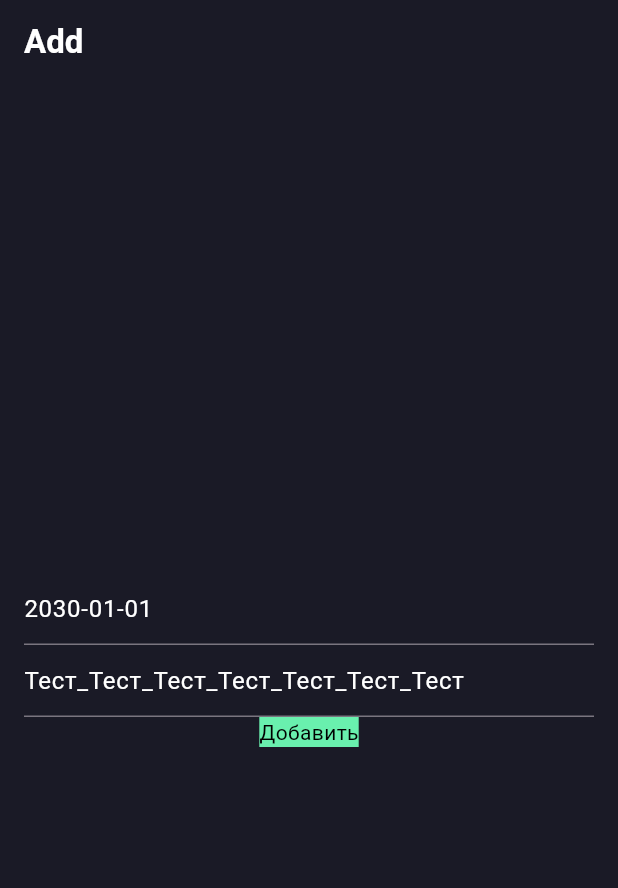
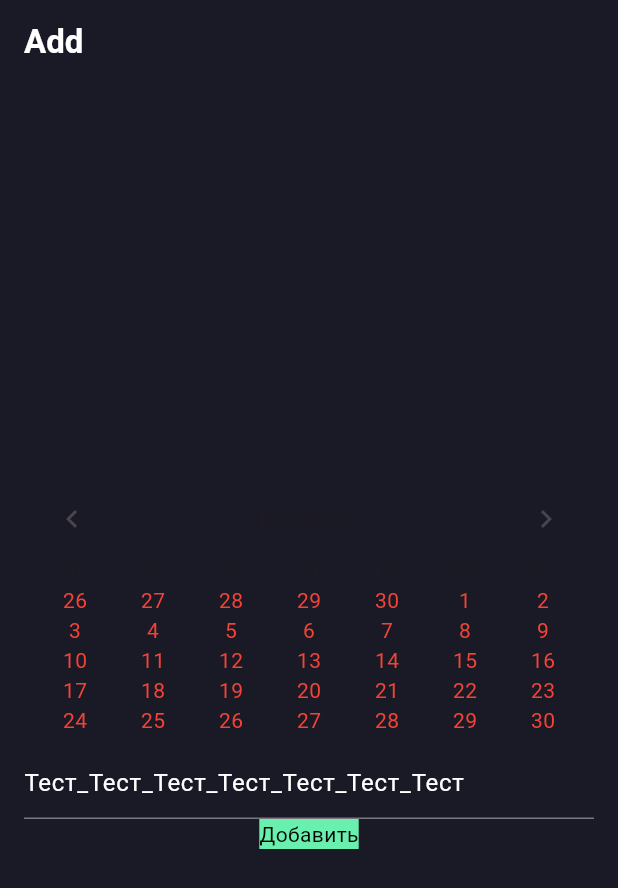
Before and after one commit to KaX8/Flutter-Lab-3, a Flutter app: the screen it shows after launch, after a tap on "ADD", on a phone screen of 412 x 824 dp. Shown: the top 888 px of the screen. Run offline on Flutter 3.47's test engine with Material 3 defaults, Android fonts, the phone set to English and light mode, and no system bars.

Commit message:
привет всем кто смотрит) чат мне сделял гавеный календярь)

```diff
--- /dev/null
+++ b/lib/Calendar.dart
@@ -0,0 +1,121 @@
+import 'package:flutter/material.dart';
+import 'package:intl/intl.dart';
+import 'package:lab_3_todo/ToDoAdd.dart';
+import 'package:lab_3_todo/ToDoList.dart';
+import 'package:lab_3_todo/ToDoMain.dart';
+
+class Calendar extends StatefulWidget {
+  const Calendar({super.key});
+
+
+  @override
+  State<Calendar> createState() => _CalendarState();
+}
+
+class _CalendarState extends State<Calendar> {
+  DateTime _currentDate = DateTime.now();
+  late DateTime _selectedDate;
+
+  @override
+  void initState() {
+    super.initState();
+    _selectedDate = _currentDate;
+  }
+
+  List<Widget> _buildDaysName() {
+    return ['Пн', 'Вт', 'Ср', 'Чт', 'Пт', 'Сб', 'Вс']
+        .map((day) => Expanded(child: Center(child: Text(day))))
+        .toList();
+  }
+
+  List<Widget> _buildCalendarDays(DateTime date) {
+    List<Widget> dayWidgets = [];
+    DateTime firstDayOfMonth = DateTime(date.year, date.month, 1);
+    int firstWeekdayOfMonth = firstDayOfMonth.weekday % 7;
+    DateTime lastDayOfLastMonth = firstDayOfMonth.subtract(Duration(days: firstWeekdayOfMonth));
+
+    for (var i = 0; i < 35; i++) {
+      DateTime day = lastDayOfLastMonth.add(Duration(days: i));
+
+      BoxDecoration decoration;
+      TextStyle textStyle;
+
+      if (day.month != _currentDate.month) {
+        textStyle = TextStyle(color: Colors.white);
+      } else if (day.isAtSameMomentAs(_selectedDate)) {
+        decoration = BoxDecoration(color: Colors.blue, shape: BoxShape.circle);
+        textStyle = TextStyle(color: Colors.white);
+      } else if (day.isAtSameMomentAs(_currentDate)) {
+        decoration = BoxDecoration(border: Border.all(color: Colors.blue));
+      }
+
+      dayWidgets.add(
+        Expanded(
+          child: GestureDetector(
+            onTap: () => setState(() {
+              _selectedDate = day;
+            }),
+            child: Container(
+
+              child: Center(
+                child: Text(
+                  DateFormat('d').format(day),
+                  style: TextStyle(color: Colors.red),
+                ),
+              ),
+            ),
+          ),
+        ),
+      );
+    }
+
+    return dayWidgets;
+  }
+
+  List<Row> _buildCalendar() {
+    List<Row> calendarRows = [];
+    List<Widget> weekDays = _buildDaysName();
+    calendarRows.add(Row(children: weekDays));
+
+    for (var i = 0; i < 5; i++) {
+      var weekDays = _buildCalendarDays(_currentDate).sublist(i * 7, (i + 1) * 7);
+      calendarRows.add(Row(children: weekDays));
+    }
+
+    return calendarRows;
+  }
+
+  @override
+  Widget build(BuildContext context) {
+    return Container(
+      margin: EdgeInsets.all(8),
+      child: Column(
+        children: <Widget>[
+          Row(
+            mainAxisAlignment: MainAxisAlignment.spaceBetween,
+            children: <Widget>[
+              IconButton(
+                icon: Icon(Icons.chevron_left),
+                onPressed: () {
+                  setState(() {
+                    _currentDate = DateTime(_currentDate.year, _currentDate.month - 1);
+                  });
+                },
+              ),
+              Text(DateFormat('MMMM').format(_currentDate)),
+              IconButton(
+                icon: Icon(Icons.chevron_right),
+                onPressed: () {
+                  setState(() {
+                    _currentDate = DateTime(_currentDate.year, _currentDate.month + 1);
+                  });
+                },
+              ),
+            ],
+          ),
+          ..._buildCalendar(),
+        ],
+      ),
+    );
+  }
+}
--- a/lib/ToDoAdd.dart
+++ b/lib/ToDoAdd.dart
@@ -2,6 +2,7 @@ import 'dart:convert';
 
 import 'package:flutter/material.dart';
 import 'package:flutter/services.dart';
+import 'package:lab_3_todo/Calendar.dart';
 import 'package:lab_3_todo/ParseEvents.dart';
 import 'package:lab_3_todo/ToDoBase.dart';
 
@@ -79,12 +80,7 @@ class _ToDoAddState extends State<ToDoAdd> {
             return Column(
               mainAxisAlignment: MainAxisAlignment.center,
               children: [
-                TextField(
-                  controller: _dateController,
-                  style: TextStyle(
-                      color: Colors.white
-                  ),
-                ),
+                Calendar(),
                 TextField(
                   controller: _taskTextController,
                   style: TextStyle(
--- a/lib/ToDoBase.dart
+++ b/lib/ToDoBase.dart
@@ -25,6 +25,7 @@ class _ToDoBaseState extends State<ToDoBase> {
     super.initState();
     currentScreen = ToDoMain(changePage: changePage);
     pages.add(["Lists", currentScreen]);
+
   }
 
   void changePage(String newTitle, Widget screen, {bool addToPages = true}) {
@@ -56,9 +57,7 @@ class _ToDoBaseState extends State<ToDoBase> {
     return PopScope(
       canPop: canPop,
       onPopInvoked: (canPop){
-        pages.removeAt(pages.length-1);
-
-        changePage(pages.last[0], pages.last[1], addToPages: false);
+        changePageBack();
       },
       child: Scaffold(
         backgroundColor: Color.fromRGBO(26,26,38,1),
@@ -95,14 +94,15 @@ class _ToDoBaseState extends State<ToDoBase> {
           ],
           elevation: 0,
         ),
-        body: SafeArea(
-          child: GestureDetector(
+        body: GestureDetector(
           onHorizontalDragEnd: (DragEndDetails details){
             if (details.primaryVelocity! > 1500 && pages.length > 1) {
               changePageBack();
             }
             print("swipe");
+            print(details.primaryVelocity);
           },
+          child: SafeArea(
             child: Padding(
               padding: const EdgeInsets.symmetric(vertical: 8, horizontal: 16),
               child: AnimatedSwitcher(
```
Lines whose indentation alone changed are shown as unchanged.
